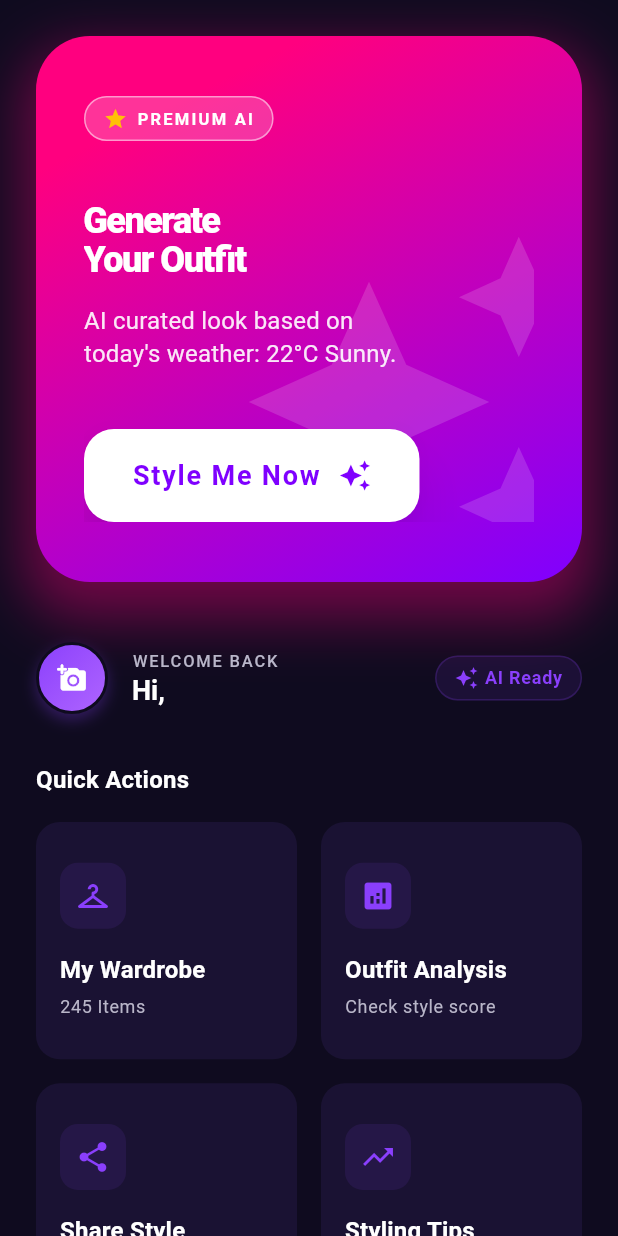
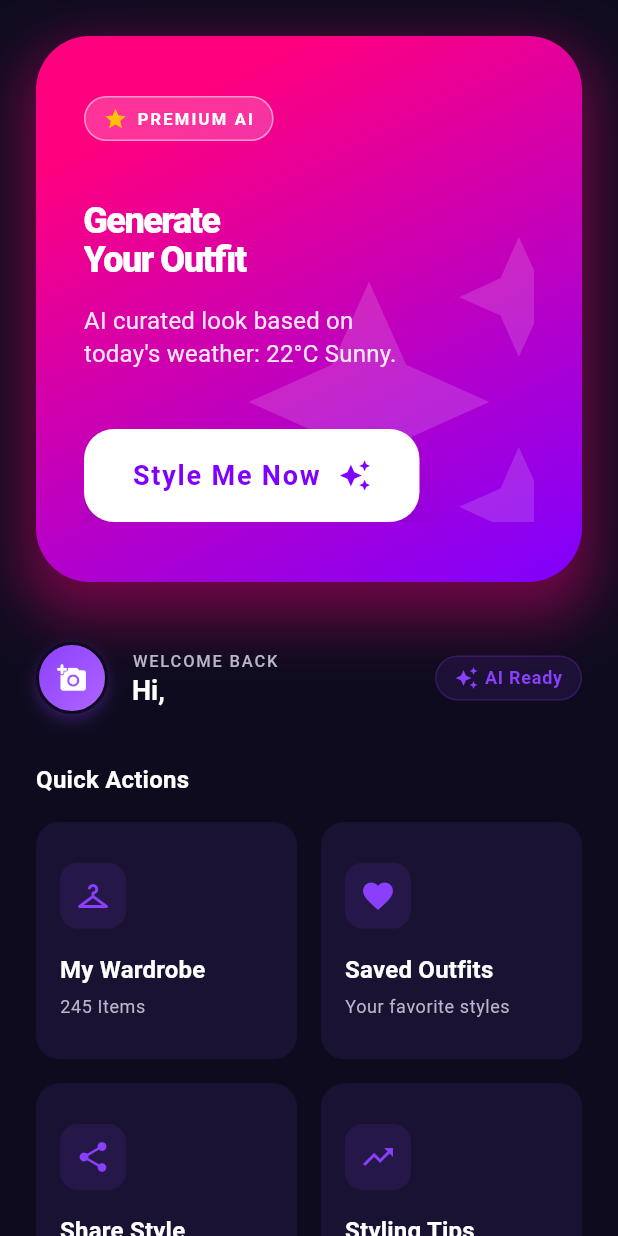
Before and after one commit to Abdomo16/ai-outfit-stylist, a Flutter app: the HomeDashboardScreen screen opened directly, on a phone screen of 412 x 824 dp. Run offline on Flutter 3.47's test engine with Material 3 defaults, Android fonts, the phone set to English and light mode, and no system bars; our stand-ins replace equatable, flutter_bloc, image_picker, supabase_flutter; accounts and stored records are empty; network calls fail.

Commit message:
update home quick actions

```diff
--- a/lib/features/home/widgets/quick_actions_section.dart
+++ b/lib/features/home/widgets/quick_actions_section.dart
@@ -1,7 +1,6 @@
 import 'package:flutter/material.dart';
 import 'action_card.dart';
 import '../../wardrobe/screens/wardrobe_screen.dart';
-import '../../rate_outfit/screens/rate_outfit_screen.dart';
 import '../screens/share_style_screen.dart';
 import '../screens/styling_tips_screen.dart';
 
@@ -43,16 +42,11 @@ class QuickActionsSection extends StatelessWidget {
               },
             ),
             ActionCard(
-              icon: Icons.analytics,
-              title: 'Outfit Analysis',
-              subtitle: 'Check style score',
+              icon: Icons.favorite,
+              title: 'Saved Outfits',
+              subtitle: 'Your favorite styles',
               onTap: () {
-                Navigator.push(
-                  context,
-                  MaterialPageRoute(
-                    builder: (context) => const RateOutfitScreen(),
-                  ),
-                );
+                // Will navigate to SavedOutfitsScreen
               },
             ),
             ActionCard(
```
